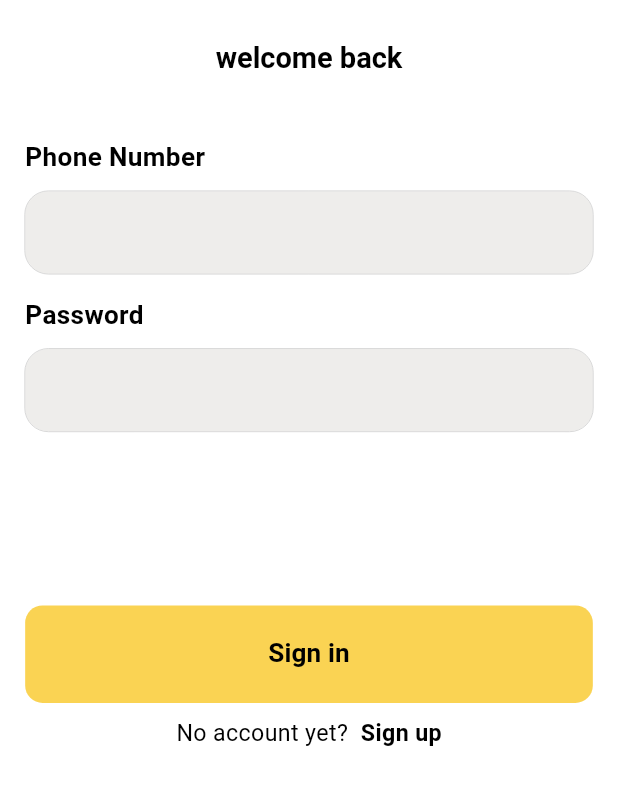
After one commit to AhmedMahmoud2510/Intallek, a Flutter app: the LoginScreen screen opened directly, on a phone screen of 412 x 824 dp. The commit adds this screen. Shown: the top 785 px of the screen. Run offline on Flutter 3.47's test engine with Material 3 defaults, Android fonts, the phone set to English and light mode, and no system bars; our stand-ins replace flutter_bloc, flutter_easyloading, flutter_screenutil, flutter_secure_storage, flutter_styled_toast, flutter_svg and 3 more; accounts and stored records are empty; statements that could not run were skipped.

Commit message:
Add login functionality with localization support and UI components

```diff
--- a/lib/core/l10n/app_ar.arb
+++ b/lib/core/l10n/app_ar.arb
@@ -8,6 +8,8 @@
   "next": "التالي",
   "skip": "تخطي",
   "go":"انطلق",
-    "welcomeBack":"مرحبا بعودتك"
+    "welcomeBack":"مرحبا بعودتك",
+      "phoneNumber":"رقم الجوال","password":"كلمة المرور","signIn":"تسجيل الدخول",
+      "noAccountYet":"ليس لديك حساب؟","signUp":"إنشاء حساب جديد"
 
 }
--- a/lib/core/l10n/app_en.arb
+++ b/lib/core/l10n/app_en.arb
@@ -8,5 +8,8 @@
   "next": "Next",
   "skip": "Skip",
   "go":"Go",
-  "welcomeBack":"welcome back"
+  "welcomeBack":"welcome back",
+  "phoneNumber":"Phone Number","password":"Password","signIn":"Sign in",
+
+  "noAccountYet":"No account yet?","signUp":"Sign up"
 }
--- a/lib/core/l10n/s.dart
+++ b/lib/core/l10n/s.dart
@@ -150,6 +150,36 @@ abstract class S {
   /// In en, this message translates to:
   /// **'welcome back'**
   String get welcomeBack;
+
+  /// No description provided for @phoneNumber.
+  ///
+  /// In en, this message translates to:
+  /// **'Phone Number'**
+  String get phoneNumber;
+
+  /// No description provided for @password.
+  ///
+  /// In en, this message translates to:
+  /// **'Password'**
+  String get password;
+
+  /// No description provided for @signIn.
+  ///
+  /// In en, this message translates to:
+  /// **'Sign in'**
+  String get signIn;
+
+  /// No description provided for @noAccountYet.
+  ///
+  /// In en, this message translates to:
+  /// **'No account yet?'**
+  String get noAccountYet;
+
+  /// No description provided for @signUp.
+  ///
+  /// In en, this message translates to:
+  /// **'Sign up'**
+  String get signUp;
 }
 
 class _SDelegate extends LocalizationsDelegate<S> {
--- a/lib/core/l10n/s_ar.dart
+++ b/lib/core/l10n/s_ar.dart
@@ -37,4 +37,19 @@ class SAr extends S {
 
   @override
   String get welcomeBack => 'مرحبا بعودتك';
+
+  @override
+  String get phoneNumber => 'رقم الجوال';
+
+  @override
+  String get password => 'كلمة المرور';
+
+  @override
+  String get signIn => 'تسجيل الدخول';
+
+  @override
+  String get noAccountYet => 'ليس لديك حساب؟';
+
+  @override
+  String get signUp => 'إنشاء حساب جديد';
 }
--- a/lib/core/l10n/s_en.dart
+++ b/lib/core/l10n/s_en.dart
@@ -37,4 +37,19 @@ class SEn extends S {
 
   @override
   String get welcomeBack => 'welcome back';
+
+  @override
+  String get phoneNumber => 'Phone Number';
+
+  @override
+  String get password => 'Password';
+
+  @override
+  String get signIn => 'Sign in';
+
+  @override
+  String get noAccountYet => 'No account yet?';
+
+  @override
+  String get signUp => 'Sign up';
 }
--- a/lib/core/theme/assets.dart
+++ b/lib/core/theme/assets.dart
@@ -1,16 +1,16 @@
 // ignore_for_file: prefer_single_quotes
 class Assets {
   Assets._();
-  static const String imagesPngOnboarding1 =
-      "assets/images/png/onboarding1.png";
 
-  static const String imagesPngOnboarding2 =
-      "assets/images/png/onboarding2.png";
+  static const String imagesPngOnboarding1 = "assets/images/png/onboarding1.png";
 
-  static const String imagesPngOnboarding3 =
-      "assets/images/png/onboarding3.png";
+  static const String imagesPngOnboarding2 = "assets/images/png/onboarding2.png";
+
+  static const String imagesPngOnboarding3 = "assets/images/png/onboarding3.png";
 
   static const String imagesPngSplashLogo = "assets/images/png/splash_logo.png";
 
+  static const String imagesSvgPasswordEye = "assets/images/svg/password_eye.svg";
+
   static const String imagesSvgSplashLogo = "assets/images/svg/splash_logo.svg";
 }
--- a/lib/core/theme/colors.dart
+++ b/lib/core/theme/colors.dart
@@ -7,6 +7,7 @@ class AppColors {
   static const forthColor = Color(0xff000000);
   static const successColor = Color(0xff00C846);
   static const greyColor = Color(0xffEEEDEB);
+  static const lightGreyColor = Color(0xffcccccc);
   static const darkGreyColor = Color(0xff939185);
   static const errorColor = Color(0xFFFF2727);
 }
--- a/lib/core/theme/themes.dart
+++ b/lib/core/theme/themes.dart
@@ -22,7 +22,7 @@ final ThemeData lightTheme = ThemeData(
     selectedItemColor: AppColors.primaryColor,
     unselectedItemColor: AppColors.greyColor,
   ),
-  scaffoldBackgroundColor: AppColors.greyColor,
+  scaffoldBackgroundColor: Colors.white,
   primaryColor: AppColors.primaryColor,
   secondaryHeaderColor: AppColors.secondaryColor,
   colorScheme: const ColorScheme.light(primary: AppColors.primaryColor),
--- /dev/null
+++ b/lib/features/login/refactors/login_body.dart
@@ -0,0 +1,95 @@
+import 'package:flutter/material.dart';
+import 'package:flutter_screenutil/flutter_screenutil.dart';
+import 'package:intallek/core/l10n/s.dart';
+import 'package:intallek/core/theme/colors.dart';
+import 'package:intallek/core/theme/text_styles.dart';
+import 'package:intallek/features/login/widgets/login_button.dart';
+import 'package:intallek/features/login/widgets/login_textfeild.dart';
+import 'package:intallek/features/login/widgets/title_textfield_head.dart';
+
+class LoginBody extends StatefulWidget {
+  const LoginBody({super.key});
+
+  @override
+  State<LoginBody> createState() => _LoginBodyState();
+}
+
+class _LoginBodyState extends State<LoginBody> {
+  final _phoneNo = TextEditingController();
+  final _password = TextEditingController();
+  final FocusNode _phoneNoFocusNode = FocusNode();
+  final FocusNode _passwordFocusNode = FocusNode();
+  @override
+  void initState() {
+    _phoneNoFocusNode.addListener(() {
+      setState(() {});
+    });
+    _passwordFocusNode.addListener(() {
+      setState(() {});
+    });
+    super.initState();
+  }
+
+  @override
+  void dispose() {
+    _phoneNo.dispose();
+    _password.dispose();
+    _phoneNoFocusNode.dispose();
+    _passwordFocusNode.dispose();
+    super.dispose();
+  }
+
+  @override
+  Widget build(BuildContext context) {
+    return Padding(
+      padding: EdgeInsets.symmetric(horizontal: 16.w),
+      child: SingleChildScrollView(
+        child: Form(
+          child: Column(
+            children: [
+              16.verticalSpace,
+              TitleTextfieldHead(text: S.of(context)!.phoneNumber),
+              10.verticalSpace,
+              LoginTextfeild(
+                controller: _phoneNo,
+                focusNode: _phoneNoFocusNode,
+              ),
+              16.verticalSpace,
+              TitleTextfieldHead(text: S.of(context)!.password),
+              10.verticalSpace,
+              LoginTextfeild(
+                controller: _password,
+                focusNode: _passwordFocusNode,
+              ),
+              120.verticalSpace,
+              LoginButton(text: S.of(context)!.signIn),
+              10.verticalSpace,
+              Row(
+                spacing: 8.w,
+                mainAxisAlignment: MainAxisAlignment.center,
+                children: [
+                  Text(
+                    S.of(context)!.noAccountYet,
+                    textAlign: TextAlign.center,
+                    style: robotoRegular.copyWith(
+                      color: AppColors.forthColor,
+                      fontSize: 16.sp,
+                    ),
+                  ),
+                  Text(
+                    S.of(context)!.signUp,
+                    textAlign: TextAlign.center,
+                    style: robotoExtraBold.copyWith(
+                      color: AppColors.forthColor,
+                      fontSize: 16.sp,
+                    ),
+                  ),
+                ],
+              ),
+            ],
+          ),
+        ),
+      ),
+    );
+  }
+}
--- /dev/null
+++ b/lib/features/login/views/login_screen.dart
@@ -0,0 +1,20 @@
+import 'package:flutter/material.dart';
+import 'package:flutter_screenutil/flutter_screenutil.dart';
+import 'package:intallek/features/login/refactors/login_body.dart';
+import 'package:intallek/features/login/widgets/auth_head_widget.dart';
+
+class LoginScreen extends StatelessWidget {
+  const LoginScreen({super.key});
+
+  @override
+  Widget build(BuildContext context) {
+    return Scaffold(
+      appBar: AppBar(
+        toolbarHeight: 80.h,
+        title: const AuthHeadWidget(text: 'welcome back'),
+        automaticallyImplyLeading: false,
+      ),
+      body: const LoginBody(),
+    );
+  }
+}
--- /dev/null
+++ b/lib/features/login/widgets/auth_head_widget.dart
@@ -0,0 +1,24 @@
+import 'package:flutter/material.dart';
+import 'package:flutter_screenutil/flutter_screenutil.dart';
+import 'package:intallek/core/theme/colors.dart';
+import 'package:intallek/core/theme/text_styles.dart';
+
+class AuthHeadWidget extends StatelessWidget {
+  const AuthHeadWidget({required this.text, super.key});
+  final String text;
+  @override
+  Widget build(BuildContext context) {
+    return SizedBox(
+      width: 151.w,
+      height: 24.h,
+      child: Text(
+        text,
+        textAlign: TextAlign.center,
+        style: robotoExtraBold.copyWith(
+          color: AppColors.forthColor,
+          fontSize: 20.sp,
+        ),
+      ),
+    );
+  }
+}
--- /dev/null
+++ b/lib/features/login/widgets/login_button.dart
@@ -0,0 +1,33 @@
+import 'package:flutter/material.dart';
+import 'package:flutter_screenutil/flutter_screenutil.dart';
+import 'package:intallek/core/theme/colors.dart';
+import 'package:intallek/core/theme/text_styles.dart';
+
+class LoginButton extends StatelessWidget {
+  const LoginButton({required this.text, super.key, this.onTap});
+  final VoidCallback? onTap;
+  final String text;
+  @override
+  Widget build(BuildContext context) {
+    return TextButton(
+      onPressed: onTap,
+      style: ButtonStyle(
+        backgroundColor: WidgetStateProperty.all(AppColors.primaryColor),
+        tapTargetSize: MaterialTapTargetSize.shrinkWrap,
+        minimumSize: WidgetStateProperty.all(
+          Size(MediaQuery.sizeOf(context).width - 20.w, 65),
+        ),
+        shape: WidgetStateProperty.all(
+          RoundedRectangleBorder(borderRadius: BorderRadius.circular(12.r)),
+        ),
+      ),
+      child: Text(
+        text,
+        style: robotoExtraBold.copyWith(
+          color: AppColors.forthColor,
+          fontSize: 18.sp,
+        ),
+      ),
+    );
+  }
+}
--- /dev/null
+++ b/lib/features/login/widgets/login_textfeild.dart
@@ -0,0 +1,42 @@
+import 'package:flutter/material.dart';
+import 'package:flutter_screenutil/flutter_screenutil.dart';
+import 'package:intallek/core/theme/colors.dart';
+
+class LoginTextfeild extends StatelessWidget {
+  const LoginTextfeild({
+    required this.controller,
+    required this.focusNode,
+    super.key,
+  });
+  final TextEditingController controller;
+  final FocusNode focusNode;
+  @override
+  Widget build(BuildContext context) {
+    final isFocused = focusNode.hasFocus;
+    return TextFormField(
+      textAlign: TextAlign.center,
+      focusNode: focusNode,
+      controller: controller,
+      cursorColor: AppColors.greyColor,
+      decoration: InputDecoration(
+        border: customOutlineInputBorder(),
+        focusedBorder: customOutlineInputBorder(),
+        enabledBorder: customOutlineInputBorder(),
+        contentPadding: EdgeInsets.symmetric(horizontal: 10.w, vertical: 16.h),
+        filled: true,
+        fillColor: isFocused ? AppColors.lightGreyColor : AppColors.greyColor,
+      ),
+    );
+  }
+
+  OutlineInputBorder customOutlineInputBorder() {
+    return OutlineInputBorder(
+      borderRadius: BorderRadius.circular(16.r),
+      borderSide: const BorderSide(
+        width: 0.50,
+        strokeAlign: BorderSide.strokeAlignOutside,
+        color: AppColors.lightGreyColor,
+      ),
+    );
+  }
+}
--- /dev/null
+++ b/lib/features/login/widgets/title_textfield_head.dart
@@ -0,0 +1,24 @@
+import 'package:flutter/material.dart';
+import 'package:flutter_screenutil/flutter_screenutil.dart';
+import 'package:intallek/core/theme/colors.dart';
+import 'package:intallek/core/theme/text_styles.dart';
+
+class TitleTextfieldHead extends StatelessWidget {
+  const TitleTextfieldHead({required this.text, super.key});
+  final String text;
+  @override
+  Widget build(BuildContext context) {
+    return Row(
+      children: [
+        Text(
+          text,
+          style: robotoBold.copyWith(
+            color: AppColors.forthColor,
+            fontSize: 18.sp,
+          ),
+        ),
+
+      ],
+    );
+  }
+}
```
Also changed, not shown: assets/images/svg/password_eye.svg (added).
